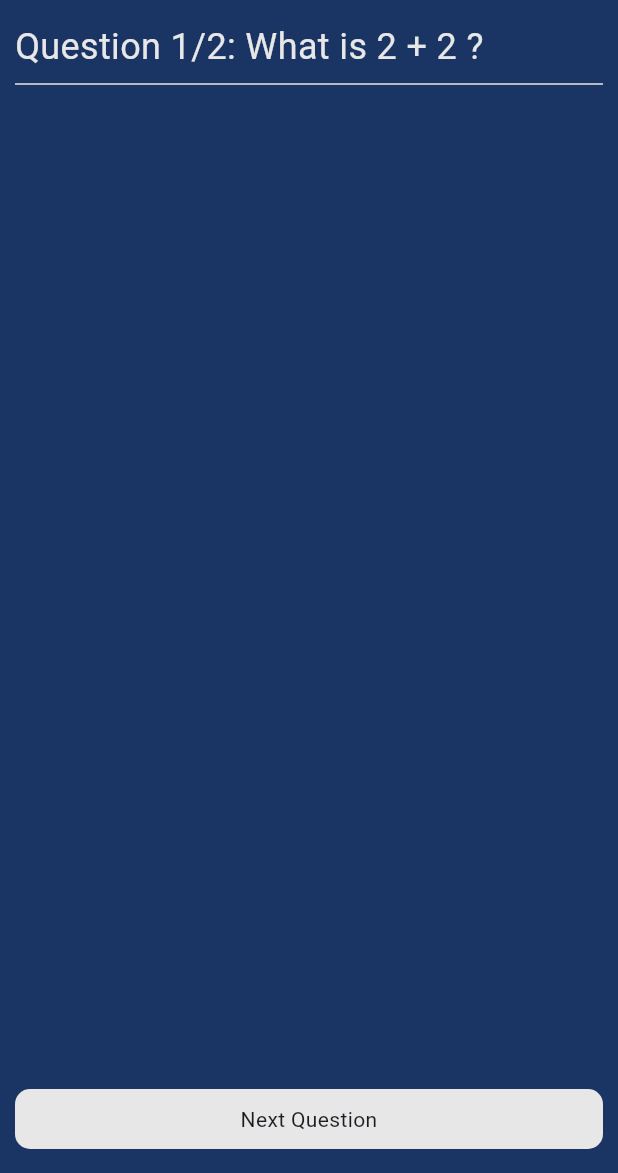
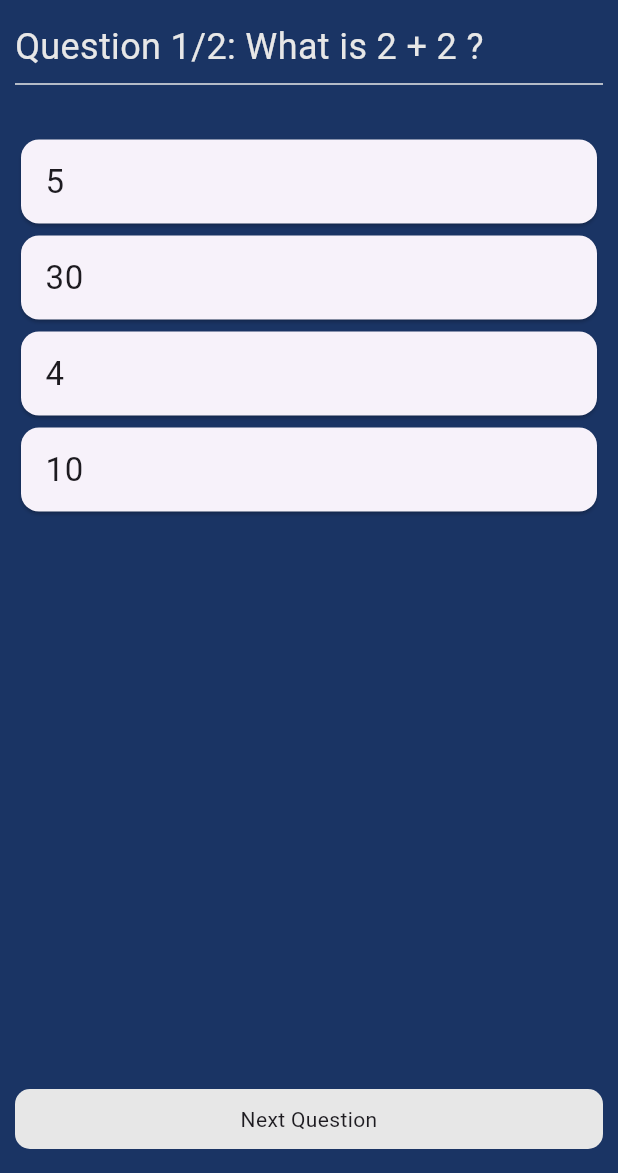
Before and after one commit to aya745/quizapp, a Flutter app: the screen it shows after launch, on a phone screen of 412 x 824 dp, the part 63-1236 px from its top. Run offline on Flutter 3.47's test engine with Material 3 defaults, Android fonts, the phone set to English and light mode, and no system bars.

Commit message:
created option card

```diff
--- a/lib/screens/home_screen.dart
+++ b/lib/screens/home_screen.dart
@@ -3,7 +3,7 @@ import 'package:quiz_app/constants.dart';
 import 'package:quiz_app/models/question_model.dart';
 import 'package:quiz_app/widgets/next_button.dart';
 import 'package:quiz_app/widgets/question_widget.dart';
-
+import 'package:quiz_app/widgets/option_card.dart';
 
 //create homescreen widget
 
@@ -64,6 +64,12 @@ class _HomeScreenState extends State<HomeScreen> {
                 totalQuestions: _questions.length, //total length of the list
                 ),
                 const Divider(color: neutral),
+                // add some space
+                const SizedBox(height: 25.0),
+                for(int i=0; i< _questions[index].options.length;i++)
+                  OptionCard(option: _questions[index].options.keys.toList()[i]),
+
+
             ],
           ),
          ),
--- /dev/null
+++ b/lib/widgets/option_card.dart
@@ -0,0 +1,20 @@
+import 'package:flutter/material.dart';
+
+class OptionCard extends StatelessWidget {
+  const OptionCard({Key?key, required this.option}): super(key:key);
+  final String option;
+  @override
+  Widget build(BuildContext context) {
+    return Card(
+      child: ListTile(
+        title: Text(
+          option,
+          style: TextStyle(
+            fontSize: 22.0,
+
+          ),
+          ),
+         ),
+    );
+  }
+}
```
